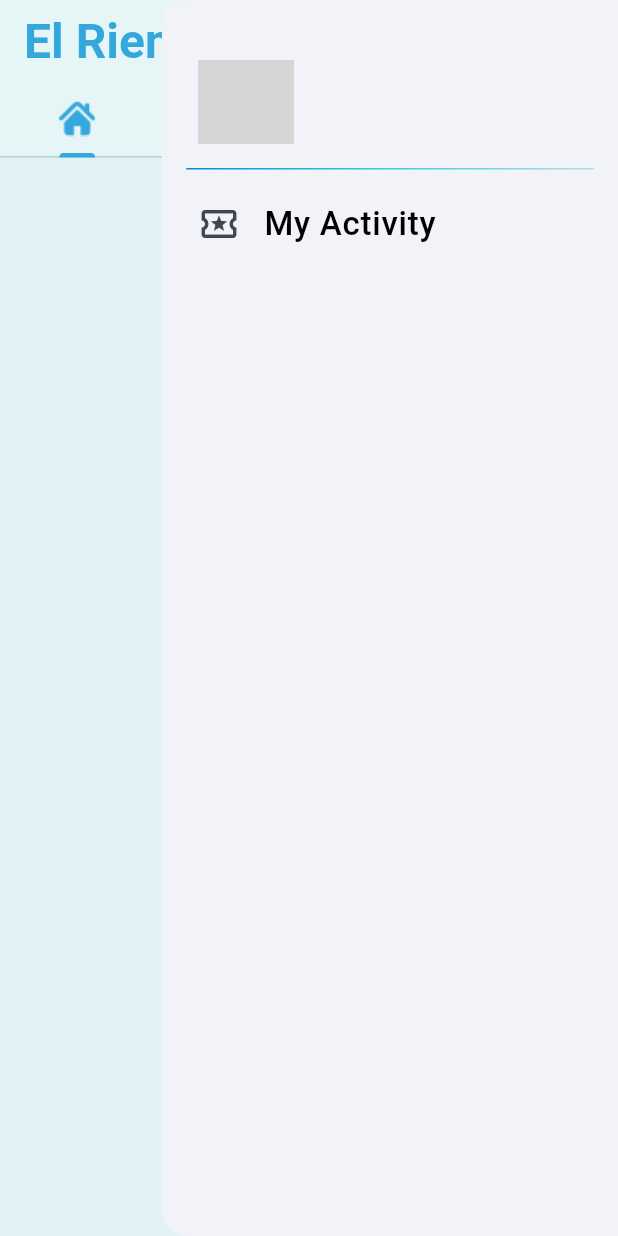
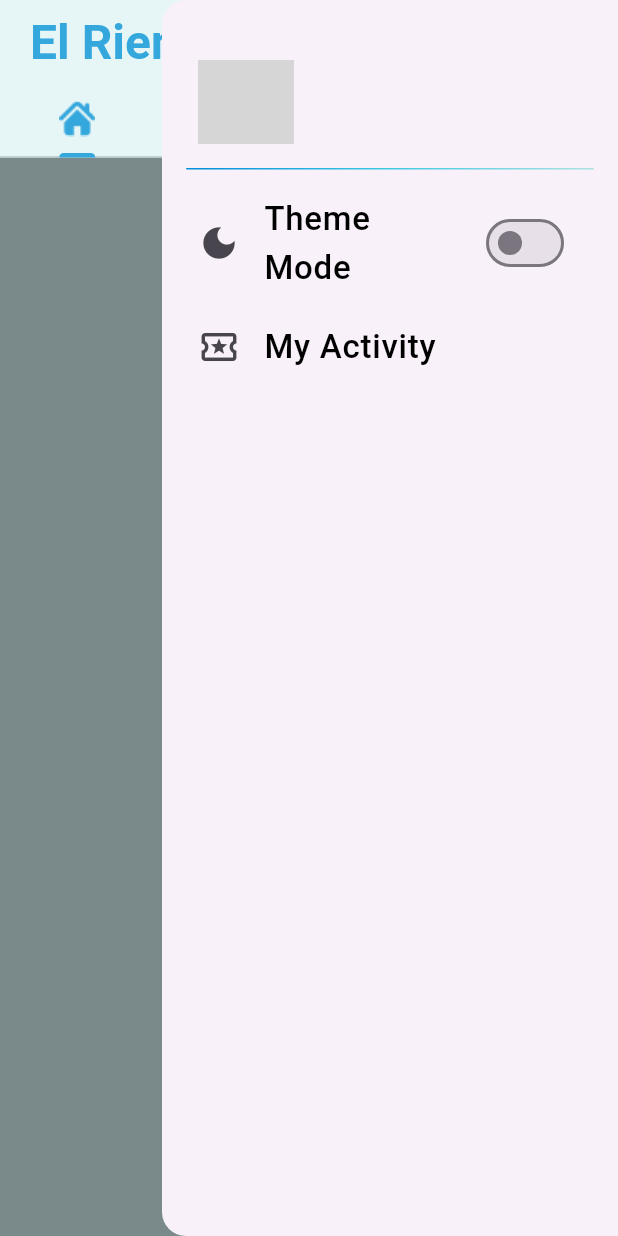
Before and after one commit to Rwan00/El-Reino, a Flutter app: the SocialAppLayout screen opened directly, with the side drawer open, on a phone screen of 412 x 824 dp. Run offline on Flutter 3.47's test engine with Material 3 defaults, Android fonts, the phone set to English and light mode, and no system bars; our stand-ins replace cloud_firestore, conditional_builder_null_safety, firebase_auth, firebase_core, firebase_messaging, firebase_storage and 4 more; accounts and stored records are empty; network calls fail; Roboto replaces fonts that are missing (Acme); grey boxes are pictures that could not be loaded.

Commit message:
add changeTheme switch

```diff
--- a/lib/cubits/app_cubit/app_state.dart
+++ b/lib/cubits/app_cubit/app_state.dart
@@ -1,3 +1,5 @@
+import 'package:flutter/material.dart';
+
 abstract class AppStates {}
 
 class AppInitialState extends AppStates {}
@@ -96,3 +98,12 @@ class GetMessageSuccess extends AppStates {}
 class ChangeTabBar extends AppStates {}
 
 class SavePostError extends AppStates {}
+
+
+
+
+
+
+class AppChangeModeState extends AppStates {
+
+}
--- /dev/null
+++ b/lib/cubits/theme_cubit/theme_cubit.dart
@@ -0,0 +1,27 @@
+import 'package:flutter/material.dart';
+import 'package:flutter_bloc/flutter_bloc.dart';
+
+import '../../helper/cache_helper.dart';
+import 'theme_state.dart';
+
+class ThemeCubit extends Cubit<ThemeState> {
+  ThemeCubit() : super(ThemeInitial()) {
+    // Initialize the theme in the constructor
+    theme = _loadThemeFromBox() ? ThemeMode.dark : ThemeMode.light;
+    emit(ThemeChanged(theme));
+  }
+
+  void _saveThemeToBox(bool isDark) {
+    CacheHelper.saveData(key: "isDark", value: isDark);
+  }
+
+  bool _loadThemeFromBox() => CacheHelper.getData(key: "isDark") ?? false;
+
+  late ThemeMode theme;
+
+  void switchTheme() {
+    theme = _loadThemeFromBox() ? ThemeMode.light : ThemeMode.dark;
+    _saveThemeToBox(theme == ThemeMode.dark);
+    emit(AppChangeModeState(theme));
+  }
+}
--- /dev/null
+++ b/lib/cubits/theme_cubit/theme_state.dart
@@ -0,0 +1,17 @@
+import 'package:flutter/material.dart';
+
+abstract class ThemeState {}
+
+class ThemeInitial extends ThemeState {}
+
+class ThemeChanged extends ThemeState {
+  final ThemeMode themeMode;
+
+  ThemeChanged(this.themeMode);
+}
+
+class AppChangeModeState extends ThemeState {
+  final ThemeMode themeMode;
+
+  AppChangeModeState(this.themeMode);
+}
--- a/lib/screens/app_layout.dart
+++ b/lib/screens/app_layout.dart
@@ -43,6 +43,7 @@ class SocialAppLayout extends StatelessWidget {
                       child: GestureDetector(
                         onTap: () {
                           Scaffold.of(context).openEndDrawer();
+
                         },
                         child: const CircleAvatar(
                           backgroundImage: AssetImage("assets/logo.png"),
--- a/lib/widgets/drawer.dart
+++ b/lib/widgets/drawer.dart
@@ -8,7 +8,8 @@ import 'package:flutter/material.dart';
 import 'package:flutter_bloc/flutter_bloc.dart';
 import 'package:page_transition/page_transition.dart';
 
-import '../constants/consts.dart';
+import '../cubits/theme_cubit/theme_cubit.dart';
+import '../helper/cache_helper.dart';
 
 class MyDrawer extends StatelessWidget {
   const MyDrawer({super.key});
@@ -19,6 +20,9 @@ class MyDrawer extends StatelessWidget {
       listener: (context, state) {},
       builder: (context, state) {
         var cubit = AppCubit.get(context);
+
+        return Builder(builder: (context) {
+          bool isDark = CacheHelper.getData(key: "isDark");
           return Drawer(
             child: Padding(
               padding: const EdgeInsets.all(8.0),
@@ -32,6 +36,7 @@ class MyDrawer extends StatelessWidget {
                       "El Rieno",
                       style: heading.copyWith(color: primaryBlue),
                     ), */
+
                   ListTile(
                     leading: CircleAvatar(
                       radius: 32,
@@ -59,6 +64,23 @@ class MyDrawer extends StatelessWidget {
                     child: Divide(),
                   ),
                   ListTile(
+                    trailing: Switch(
+                      value: isDark,
+                      onChanged: (isDark) {
+                        cubit.changeAppMode();
+                        print(cubit.isDark);
+                      },
+                    ),
+                    leading: const Icon(
+                      Icons.dark_mode,
+                      size: 28,
+                    ),
+                    title: Text(
+                      "Theme Mode",
+                      style: titleStyle.copyWith(fontSize: 22),
+                    ),
+                  ),
+                  ListTile(
                     leading: const Icon(
                       Icons.local_activity_outlined,
                       size: 28,
@@ -72,6 +94,7 @@ class MyDrawer extends StatelessWidget {
               ),
             ),
           );
+        });
       },
     );
   }
```
Also changed, not shown: lib/cubits/app_cubit/app_cubit.dart (+16 -0 lines), lib/main.dart (+43 -2 lines). Lines whose indentation alone changed are shown as unchanged.
